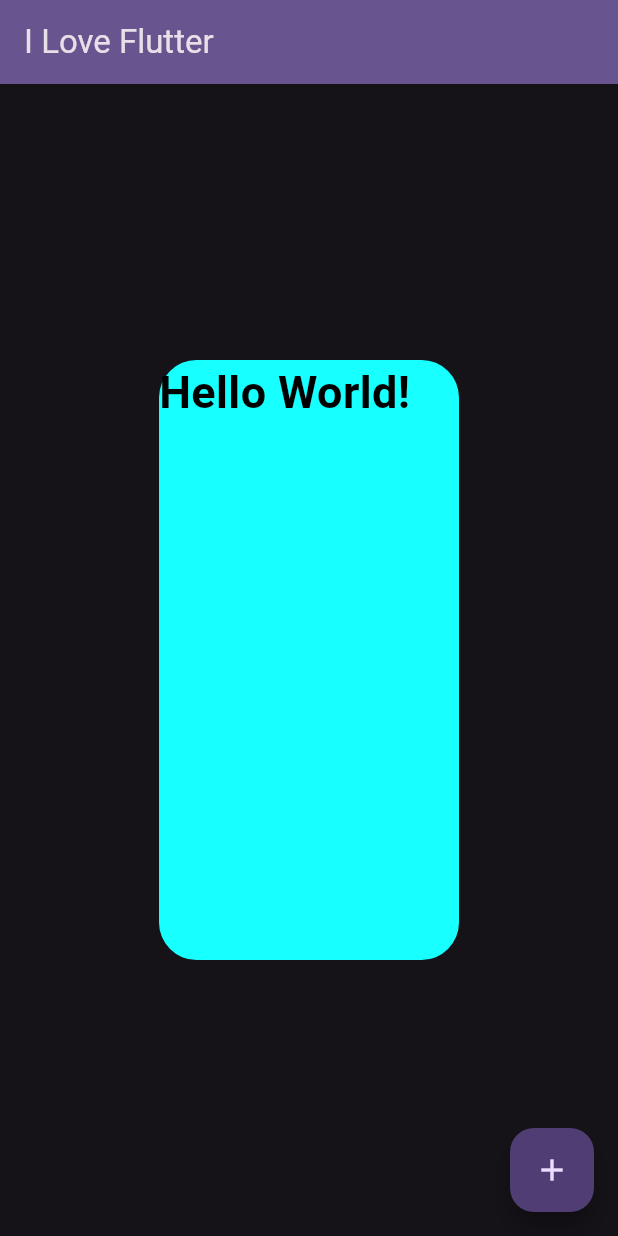
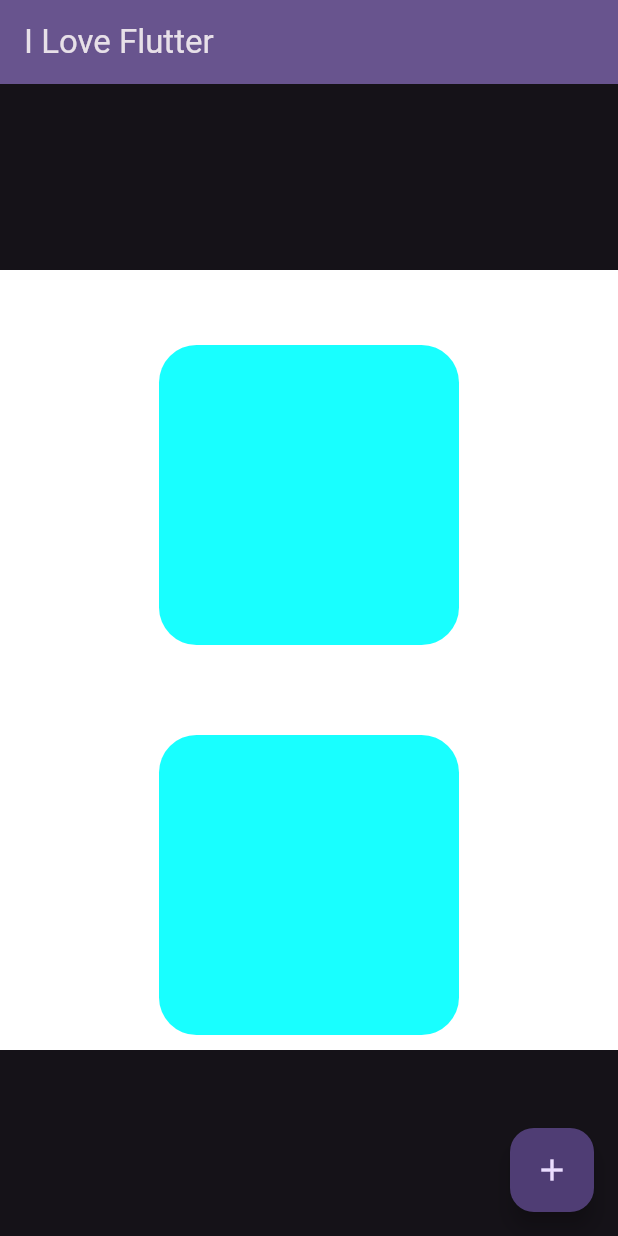
Before and after one commit to JokerHin/Flutter-Learning, a Flutter app: the screen it shows after launch, on a phone screen of 412 x 824 dp. Run offline on Flutter 3.47's test engine with Material 3 defaults, Android fonts, the phone set to English and light mode, and no system bars.

Commit message:
layout (container and column

```diff
--- a/lib/main.dart
+++ b/lib/main.dart
@@ -64,19 +64,32 @@ class _MyHomePageState extends State<MyHomePage> {
       ),
       body: Center(
         child: Container(
-          width: 200,
-          height: 400,
-          decoration: BoxDecoration(
-            borderRadius: BorderRadius.circular(25.0),
-            color: Colors.cyanAccent,
-          ),
-          child: Text(
-            "Hello World!",
-            style: TextStyle(
-              fontSize: 30,
-              color: Colors.black,
-              fontWeight: FontWeight.bold,
-            ),
+          color: Colors.white,
+          width: double.infinity,
+          child: Column(
+            mainAxisSize: MainAxisSize.min,
+            children: [
+              Container(
+                width: 200.0,
+                height: 200.0,
+                padding: EdgeInsets.all(50.0),
+                margin: EdgeInsets.all(50.0),
+                decoration: BoxDecoration(
+                  borderRadius: BorderRadius.circular(25.0),
+                  color: Colors.cyanAccent,
+                ),
+              ),
+              Container(
+                width: 200.0,
+                height: 200.0,
+                padding: EdgeInsets.all(50.0),
+                margin: EdgeInsets.all(10.0),
+                decoration: BoxDecoration(
+                  borderRadius: BorderRadius.circular(25.0),
+                  color: Colors.cyanAccent,
+                ),
+              ),
+            ],
           ),
         ),
       ),
```
